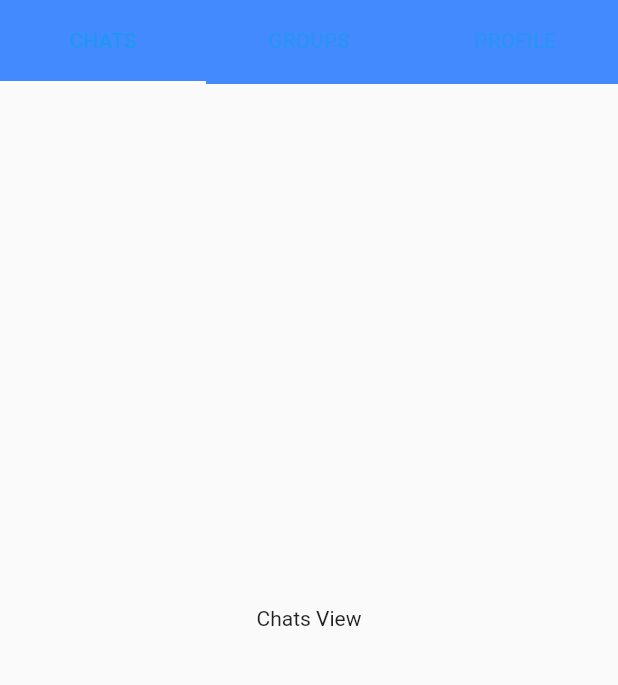
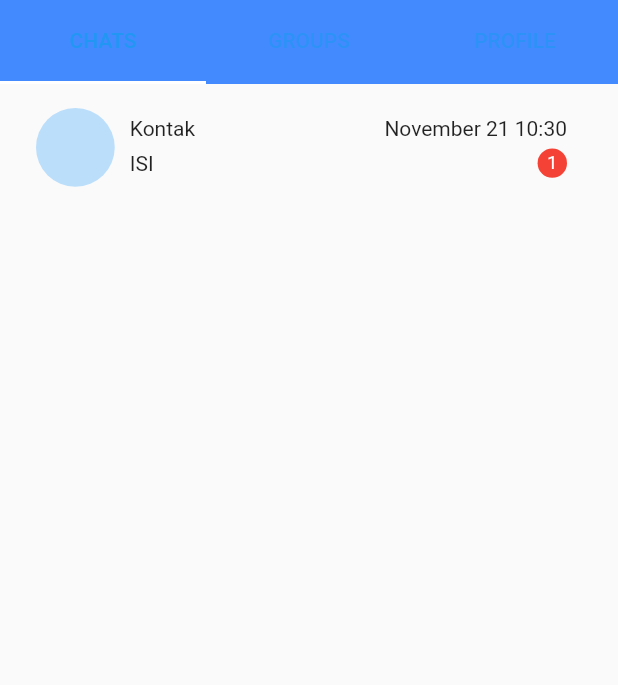
Before and after one commit to aslammaududy/satsiber-mobile, a Flutter app: the screen it shows after launch, on a phone screen of 412 x 824 dp, the part 84-769 px from its top. Run offline on Flutter 3.47's test engine with Material 2 defaults, Android fonts, the phone set to English and light mode, and no system bars; drawn by our look-alikes of contained_tab_bar_view, getwidget; our stand-ins replace get.

Commit message:
chat list done

```diff
--- /dev/null
+++ b/lib/app/modules/home/views/chat_list_view.dart
@@ -0,0 +1,38 @@
+import 'package:flutter/material.dart';
+
+import 'package:get/get.dart';
+import 'package:getwidget/getwidget.dart';
+import 'package:intl/intl.dart';
+
+class ChatListView extends GetView {
+  @override
+  Widget build(BuildContext context) {
+    var tanggal = DateFormat("MMMM d H:m").format(DateTime.now());
+    return ListView(
+      children: [
+        GFListTile(
+          avatar: const GFAvatar(),
+          title: Row(
+            mainAxisAlignment: MainAxisAlignment.spaceBetween,
+            children: [
+              const Text("Kontak"),
+              Text(tanggal),
+            ],
+          ).paddingOnly(bottom: 5),
+          subTitle: Row(
+            mainAxisAlignment: MainAxisAlignment.spaceBetween,
+            children: const [
+              Text("ISI"),
+              GFBadge(
+                color: Colors.red,
+                child: Text("1"),
+                shape: GFBadgeShape.circle,
+                size: GFSize.MEDIUM,
+              )
+            ],
+          ),
+        ),
+      ],
+    );
+  }
+}
--- a/lib/app/modules/home/views/home_view.dart
+++ b/lib/app/modules/home/views/home_view.dart
@@ -2,6 +2,7 @@ import 'package:contained_tab_bar_view/contained_tab_bar_view.dart';
 import 'package:flutter/material.dart';
 
 import 'package:get/get.dart';
+import 'package:satsiber/app/modules/home/views/chat_list_view.dart';
 
 import '../controllers/home_controller.dart';
 
@@ -26,8 +27,8 @@ class HomeView extends GetView<HomeController> {
           ),
           indicatorColor: Colors.white,
         ),
-        views: const [
-          Center(child: Text("Chats View")),
+        views: [
+          ChatListView(),
           Center(child: Text("Groups View")),
           Center(child: Text("Profile View"))
         ],
--- a/pubspec.yaml
+++ b/pubspec.yaml
@@ -9,6 +9,8 @@ dependencies:
   cupertino_icons: ^1.0.2
   get: 4.3.8
   contained_tab_bar_view: 0.8.0
+  getwidget: 2.0.4
+  intl: 0.17.0
   flutter:
     sdk: flutter
 
```
Also changed, not shown: pubspec.lock.
